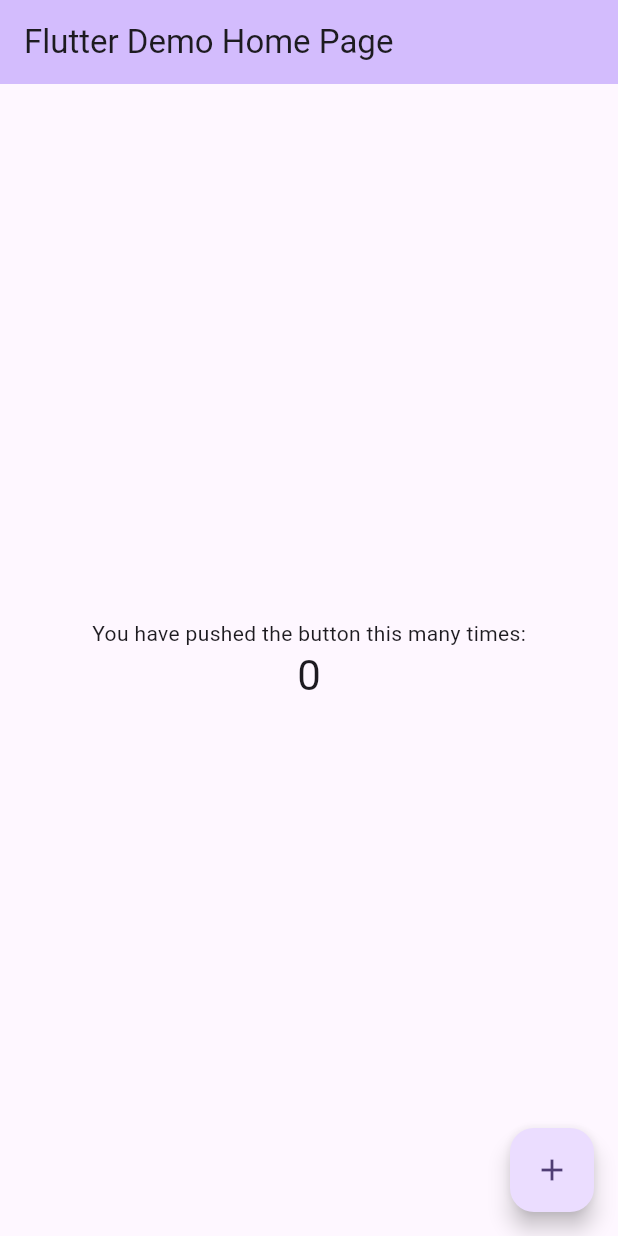
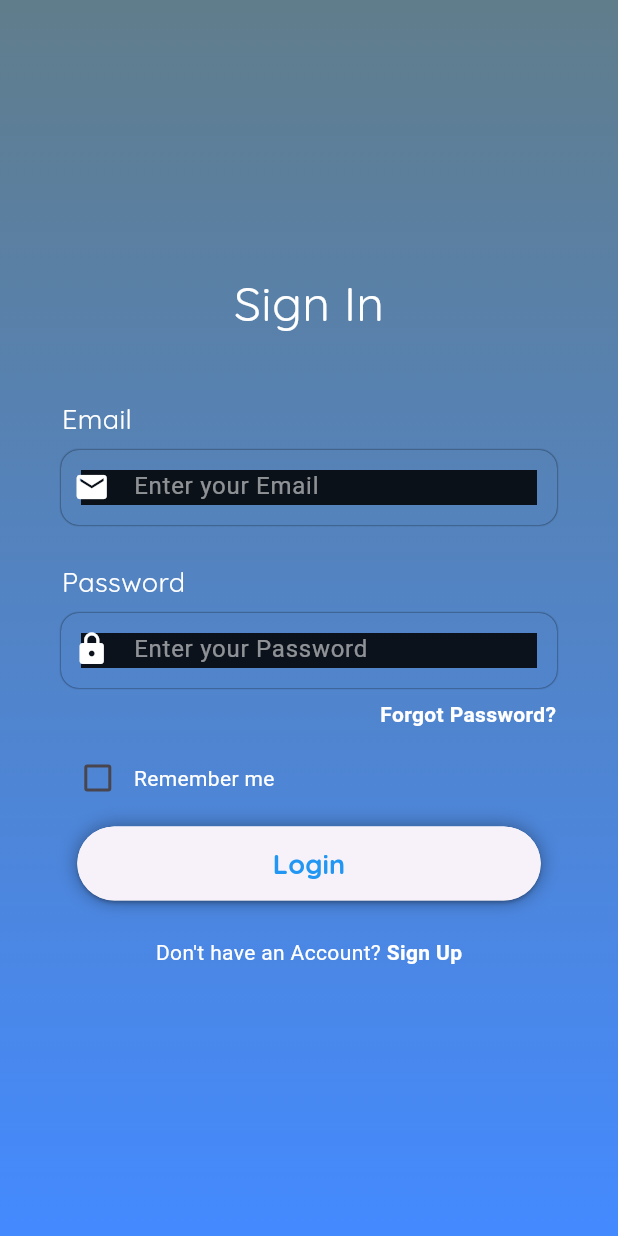
Before and after one commit to zain-009/GDSC-Flutter, a Flutter app: the screen it shows after launch, on a phone screen of 412 x 824 dp. Run offline on Flutter 3.47's test engine with Material 3 defaults, Android fonts, the phone set to English and light mode, and no system bars; our stand-ins replace google_fonts.

Commit message:
login/signup UI

```diff
--- a/login_ui_task_1/lib/main.dart
+++ b/login_ui_task_1/lib/main.dart
@@ -1,4 +1,5 @@
 import 'package:flutter/material.dart';
+import 'package:login_ui_task_1/screens/login_screen.dart';
 
 void main() {
   runApp(const MyApp());
@@ -7,119 +8,10 @@
 class MyApp extends StatelessWidget {
   const MyApp({super.key});
 
-  // This widget is the root of your application.
   @override
   Widget build(BuildContext context) {
-    return MaterialApp(
-      title: 'Flutter Demo',
-      theme: ThemeData(
-        // This is the theme of your application.
-        //
-        // TRY THIS: Try running your application with "flutter run". You'll see
-        // the application has a purple toolbar. Then, without quitting the app,
-        // try changing the seedColor in the colorScheme below to Colors.green
-        // and then invoke "hot reload" (save your changes or press the "hot
-        // reload" button in a Flutter-supported IDE, or press "r" if you used
-        // the command line to start the app).
-        //
-        // Notice that the counter didn't reset back to zero; the application
-        // state is not lost during the reload. To reset the state, use hot
-        // restart instead.
-        //
-        // This works for code too, not just values: Most code changes can be
-        // tested with just a hot reload.
-        colorScheme: ColorScheme.fromSeed(seedColor: Colors.deepPurple),
-        useMaterial3: true,
-      ),
-      home: const MyHomePage(title: 'Flutter Demo Home Page'),
+    return const MaterialApp(
+      home: Loginpage(),
     );
   }
 }
-
-class MyHomePage extends StatefulWidget {
-  const MyHomePage({super.key, required this.title});
-
-  // This widget is the home page of your application. It is stateful, meaning
-  // that it has a State object (defined below) that contains fields that affect
-  // how it looks.
-
-  // This class is the configuration for the state. It holds the values (in this
-  // case the title) provided by the parent (in this case the App widget) and
-  // used by the build method of the State. Fields in a Widget subclass are
-  // always marked "final".
-
-  final String title;
-
-  @override
-  State<MyHomePage> createState() => _MyHomePageState();
-}
-
-class _MyHomePageState extends State<MyHomePage> {
-  int _counter = 0;
-
-  void _incrementCounter() {
-    setState(() {
-      // This call to setState tells the Flutter framework that something has
-      // changed in this State, which causes it to rerun the build method below
-      // so that the display can reflect the updated values. If we changed
-      // _counter without calling setState(), then the build method would not be
-      // called again, and so nothing would appear to happen.
-      _counter++;
-    });
-  }
-
-  @override
-  Widget build(BuildContext context) {
-    // This method is rerun every time setState is called, for instance as done
-    // by the _incrementCounter method above.
-    //
-    // The Flutter framework has been optimized to make rerunning build methods
-    // fast, so that you can just rebuild anything that needs updating rather
-    // than having to individually change instances of widgets.
-    return Scaffold(
-      appBar: AppBar(
-        // TRY THIS: Try changing the color here to a specific color (to
-        // Colors.amber, perhaps?) and trigger a hot reload to see the AppBar
-        // change color while the other colors stay the same.
-        backgroundColor: Theme.of(context).colorScheme.inversePrimary,
-        // Here we take the value from the MyHomePage object that was created by
-        // the App.build method, and use it to set our appbar title.
-        title: Text(widget.title),
-      ),
-      body: Center(
-        // Center is a layout widget. It takes a single child and positions it
-        // in the middle of the parent.
-        child: Column(
-          // Column is also a layout widget. It takes a list of children and
-          // arranges them vertically. By default, it sizes itself to fit its
-          // children horizontally, and tries to be as tall as its parent.
-          //
-          // Column has various properties to control how it sizes itself and
-          // how it positions its children. Here we use mainAxisAlignment to
-          // center the children vertically; the main axis here is the vertical
-          // axis because Columns are vertical (the cross axis would be
-          // horizontal).
-          //
-          // TRY THIS: Invoke "debug painting" (choose the "Toggle Debug Paint"
-          // action in the IDE, or press "p" in the console), to see the
-          // wireframe for each widget.
-          mainAxisAlignment: MainAxisAlignment.center,
-          children: <Widget>[
-            const Text(
-              'You have pushed the button this many times:',
-            ),
-            Text(
-              '$_counter',
-              style: Theme.of(context).textTheme.headlineMedium,
-            ),
-          ],
-        ),
-      ),
-      floatingActionButton: FloatingActionButton(
-        onPressed: _incrementCounter,
-        tooltip: 'Increment',
-        child: const Icon(Icons.add),
-      ), // This trailing comma makes auto-formatting nicer for build methods.
-    );
-  }
-}
--- /dev/null
+++ b/login_ui_task_1/lib/screens/login_screen.dart
@@ -0,0 +1,211 @@
+import 'package:flutter/material.dart';
+import 'package:google_fonts/google_fonts.dart';
+import 'package:login_ui_task_1/screens/signup_page.dart';
+
+class Loginpage extends StatefulWidget {
+  const Loginpage({super.key});
+
+  @override
+  State<Loginpage> createState() => _LoginpageState();
+}
+
+class _LoginpageState extends State<Loginpage> {
+  bool isChecked = false;
+
+  @override
+  Widget build(BuildContext context) {
+    var height = MediaQuery.of(context).size.height;
+    var width = MediaQuery.of(context).size.width;
+    return Scaffold(
+      body: Container(
+        height: double.infinity,
+        width: double.infinity,
+        decoration: const BoxDecoration(
+            gradient: LinearGradient(
+                begin: Alignment.topCenter,
+                end: Alignment.bottomCenter,
+                colors: <Color>[Colors.blueGrey, Colors.blueAccent])),
+        child: Padding(
+          padding: EdgeInsets.symmetric(horizontal: width * 0.10),
+          child: Center(
+            child: Column(
+              mainAxisAlignment: MainAxisAlignment.center,
+              children: [
+                Text(
+                  "Sign In",
+                  style:
+                      GoogleFonts.quicksand(fontSize: 32, color: Colors.white),
+                ),
+                SizedBox(
+                  height: height * 0.05,
+                ),
+                Row(
+                  children: [
+                    Text(
+                      "Email",
+                      style: GoogleFonts.quicksand(
+                          fontSize: 18, color: Colors.white),
+                    )
+                  ],
+                ),
+                SizedBox(
+                  height: height * 0.01,
+                ),
+                Container(
+                    decoration: BoxDecoration(
+                        color: Colors.blueAccent[900],
+                        borderRadius: BorderRadius.circular(12),
+                        boxShadow: const [
+                          BoxShadow(
+                              color: Colors.black87,
+                              blurRadius: .3,
+                              spreadRadius: 0,
+                              blurStyle: BlurStyle.outer)
+                        ]),
+                    height: height * 0.06,
+                    child: Padding(
+                      padding: const EdgeInsets.only(left: 8),
+                      child: TextFormField(
+                        style: const TextStyle(color: Colors.white),
+                        decoration: const InputDecoration(
+                            hintStyle: TextStyle(color: Colors.white54),
+                            hintText: "Enter your Email",
+                            icon: Icon(
+                              Icons.email,
+                              color: Colors.white,
+                            ),
+                            border: InputBorder.none),
+                      ),
+                    )),
+                SizedBox(
+                  height: height * 0.03,
+                ),
+                Row(
+                  children: [
+                    Text(
+                      "Password",
+                      style: GoogleFonts.quicksand(
+                          fontSize: 18, color: Colors.white),
+                    )
+                  ],
+                ),
+                SizedBox(
+                  height: height * 0.01,
+                ),
+                Container(
+                    decoration: BoxDecoration(
+                        color: Colors.blueAccent[900],
+                        borderRadius: BorderRadius.circular(12),
+                        boxShadow: const [
+                          BoxShadow(
+                              color: Colors.black87,
+                              blurRadius: .3,
+                              blurStyle: BlurStyle.outer)
+                        ]),
+                    height: height * 0.06,
+                    child: Padding(
+                      padding: const EdgeInsets.only(left: 8),
+                      child: TextFormField(
+                        style: const TextStyle(color: Colors.white),
+                        decoration: const InputDecoration(
+                            hintStyle: TextStyle(color: Colors.white54),
+                            hintText: "Enter your Password",
+                            icon: Icon(
+                              Icons.lock,
+                              color: Colors.white,
+                            ),
+                            border: InputBorder.none),
+                      ),
+                    )),
+                SizedBox(
+                  height: height * 0.01,
+                ),
+                const Row(
+                  mainAxisAlignment: MainAxisAlignment.end,
+                  children: [
+                    Text(
+                      "Forgot Password?",
+                      style: TextStyle(
+                          color: Colors.white, fontWeight: FontWeight.bold),
+                    )
+                  ],
+                ),
+                SizedBox(
+                  height: height * 0.01,
+                ),
+                Row(
+                  children: [
+                    Checkbox(
+                        activeColor: Colors.grey,
+                        checkColor: Colors.white,
+                        value: isChecked,
+                        onChanged: (value) {
+                          setState(() {
+                            isChecked = !isChecked;
+                          });
+                        }),
+                    const Text(
+                      "Remember me",
+                      style: TextStyle(color: Colors.white),
+                    )
+                  ],
+                ),
+                SizedBox(
+                  height: height * 0.01,
+                ),
+                Container(
+                  height: height * 0.06,
+                  width: width * 0.75,
+                  decoration: BoxDecoration(
+                      borderRadius: BorderRadius.circular(25),
+                      color: Colors.white,
+                      boxShadow: const [
+                        BoxShadow(
+                            color: Colors.black38,
+                            blurRadius: 10,
+                            blurStyle: BlurStyle.outer)
+                      ]),
+                  child: ElevatedButton(
+                    onPressed: () {},
+                    child: Text(
+                      "Login",
+                      style: GoogleFonts.quicksand(
+                          fontSize: 18,
+                          color: Colors.blue,
+                          fontWeight: FontWeight.bold),
+                    ),
+                  ),
+                ),
+                SizedBox(
+                  height: height * 0.03,
+                ),
+                Row(
+                  mainAxisAlignment: MainAxisAlignment.center,
+                  children: [
+                    const Text(
+                      "Don\'t have an Account? ",
+                      style: TextStyle(color: Colors.white),
+                    ),
+                    InkWell(
+                      onTap: () {
+                        Navigator.pushReplacement(
+                            context,
+                            MaterialPageRoute(
+                                builder: (context) => const SignupScreen()));
+                      },
+                      child: const Text(
+                        "Sign Up",
+                        style: TextStyle(
+                            color: Colors.white, fontWeight: FontWeight.bold),
+                      ),
+                    ),
+                  ],
+                ),
+              ],
+            ),
+          ),
+        ),
+      ),
+    );
+  }
+}
--- a/login_ui_task_1/pubspec.yaml
+++ b/login_ui_task_1/pubspec.yaml
@@ -35,6 +35,7 @@ dependencies:
   # The following adds the Cupertino Icons font to your application.
   # Use with the CupertinoIcons class for iOS style icons.
   cupertino_icons: ^1.0.2
+  google_fonts: ^6.1.0
 
 dev_dependencies:
   flutter_test:
```
Also changed, not shown: login_ui_task_1/lib/screens/signup_page.dart (added, +251 -0 lines), login_ui_task_1/lib/screens/forgot_password_screen.dart (added), login_ui_task_1/pubspec.lock, 1 other file.
